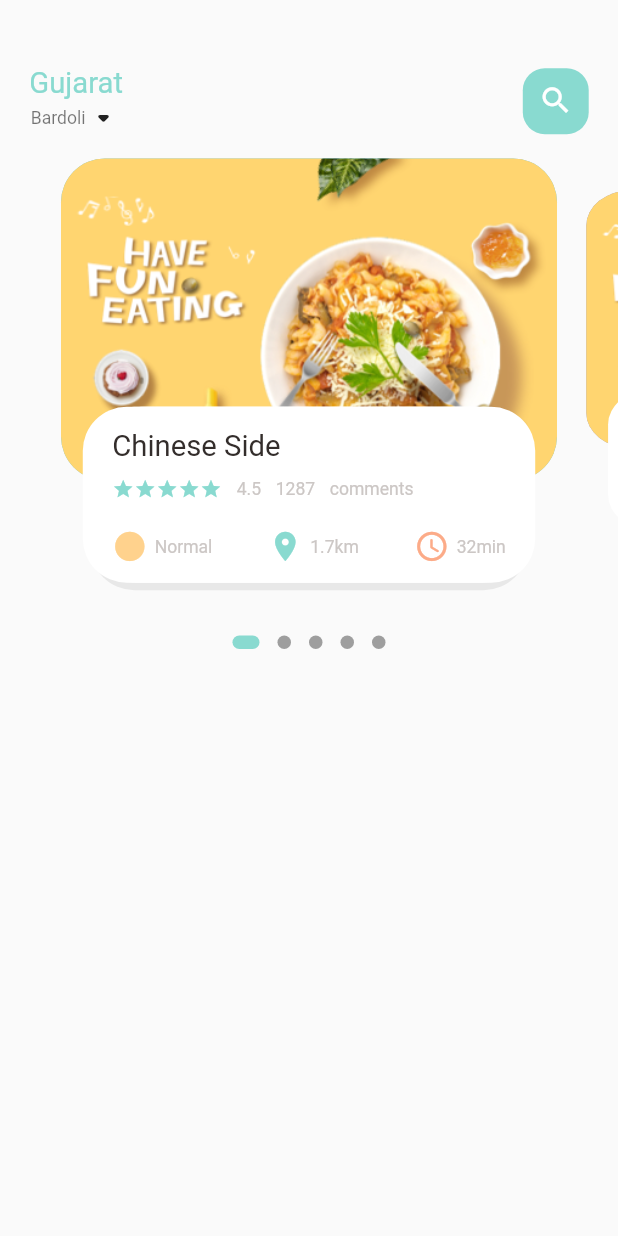
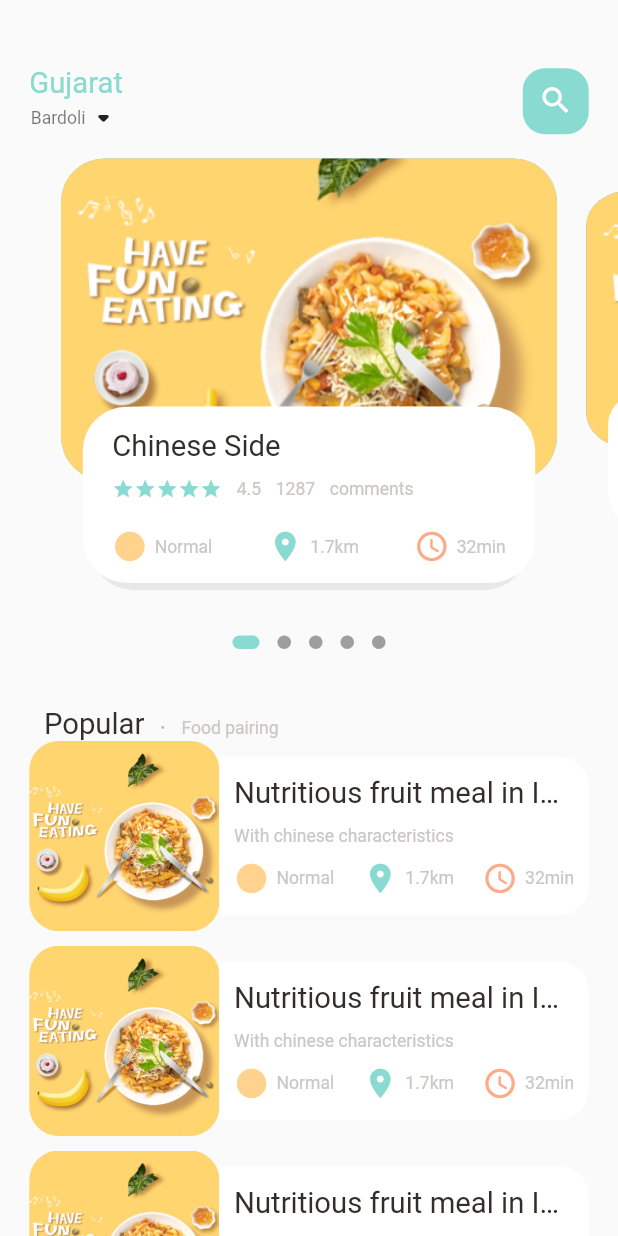
Before and after one commit to 032AbhishekChoksi/food_delivery, a Flutter app: the screen it shows after launch, on a phone screen of 412 x 824 dp. Run offline on Flutter 3.47's test engine with Material 2 defaults, Android fonts, the phone set to English and light mode, and no system bars; drawn by our look-alikes of dots_indicator; our stand-ins replace get.

Commit message:
completed Food Page @ 2022 #032AbhishekChoksi. All rights reserved.

```diff
--- a/lib/home/food_page_body.dart
+++ b/lib/home/food_page_body.dart
@@ -41,6 +41,7 @@ class _FoodPageBodyState extends State<FoodPageBody> {
   Widget build(BuildContext context) {
     return Column(
       children: [
+        //slider section
         Container(
           height: Dimensions.pageView,
           child: PageView.builder(
@@ -60,7 +61,101 @@ class _FoodPageBodyState extends State<FoodPageBody> {
             activeShape: RoundedRectangleBorder(
                 borderRadius: BorderRadius.circular(5.0)),
           ),
-        )
+        ),
+        //Popular Text
+        SizedBox(height: Dimensions.height30),
+        Container(
+          margin: EdgeInsets.only(left: Dimensions.width30),
+          child: Row(
+            crossAxisAlignment: CrossAxisAlignment.end,
+            children: [
+              BigText(text: "Popular"),
+              SizedBox(width: Dimensions.width10),
+              Container(
+                margin: const EdgeInsets.only(bottom: 3),
+                child: BigText(text: ".", color: Colors.black26),
+              ),
+              SizedBox(width: Dimensions.width10),
+              Container(
+                margin: const EdgeInsets.only(bottom: 2),
+                child: SmallText(text: "Food pairing"),
+              )
+            ],
+          ),
+        ),
+        //lsit of food and images
+        ListView.builder(
+            physics: NeverScrollableScrollPhysics(),
+            shrinkWrap: true,
+            itemCount: 10,
+            itemBuilder: (context, index) {
+              return Container(
+                margin: EdgeInsets.only(
+                    left: Dimensions.width20,
+                    right: Dimensions.width20,
+                    bottom: Dimensions.height10),
+                child: Row(
+                  children: [
+                    //image section
+                    Container(
+                      width: Dimensions.listViewImgSize,
+                      height: Dimensions.listViewImgSize,
+                      decoration: BoxDecoration(
+                          borderRadius:
+                              BorderRadius.circular(Dimensions.radius20),
+                          color: Colors.white38,
+                          image: DecorationImage(
+                              fit: BoxFit.cover,
+                              image: AssetImage("assets/image/food0.png"))),
+                    ),
+                    //text container
+                    Expanded(
+                      child: Container(
+                        height: Dimensions.listViewTextContSize,
+                        decoration: BoxDecoration(
+                            borderRadius: BorderRadius.only(
+                                topRight: Radius.circular(Dimensions.radius20),
+                                bottomRight:
+                                    Radius.circular(Dimensions.radius20)),
+                            color: Colors.white),
+                        child: Padding(
+                          padding: EdgeInsets.only(
+                              left: Dimensions.width10,
+                              right: Dimensions.width10),
+                          child: Column(
+                            crossAxisAlignment: CrossAxisAlignment.start,
+                            mainAxisAlignment: MainAxisAlignment.center,
+                            children: [
+                              BigText(text: "Nutritious fruit meal in India"),
+                              SizedBox(height: Dimensions.height10),
+                              SmallText(text: "With chinese characteristics"),
+                              SizedBox(height: Dimensions.height10),
+                              Row(
+                                  mainAxisAlignment:
+                                      MainAxisAlignment.spaceBetween,
+                                  children: [
+                                    IconAndTextWidget(
+                                        icon: Icons.circle_sharp,
+                                        text: "Normal",
+                                        iconColor: AppColors.iconColor1),
+                                    IconAndTextWidget(
+                                        icon: Icons.location_on,
+                                        text: "1.7km",
+                                        iconColor: AppColors.mainColor),
+                                    IconAndTextWidget(
+                                        icon: Icons.access_time_rounded,
+                                        text: "32min",
+                                        iconColor: AppColors.iconColor2)
+                                  ]),
+                            ],
+                          ),
+                        ),
+                      ),
+                    )
+                  ],
+                ),
+              );
+            }),
       ],
     );
   }
--- a/lib/home/main_food_page.dart
+++ b/lib/home/main_food_page.dart
@@ -62,7 +62,10 @@ class _MainFoodPageState extends State<MainFoodPage> {
                 )),
           ),
           //showing the body
-          FoodPageBody()
+          Expanded(
+              child: SingleChildScrollView(
+            child: FoodPageBody(),
+          ))
         ],
       ),
     );
--- a/lib/utils/dimensions.dart
+++ b/lib/utils/dimensions.dart
@@ -1,8 +1,8 @@
 import 'package:get/get.dart';
 
 class Dimensions {
-  static double screenHeight = Get.context!.height;
-  static double screenWidth = Get.context!.width;
+  static double screenHeight = Get.context!.height; //844 px
+  static double screenWidth = Get.context!.width; //390px
 
   static double pageView = screenHeight / 2.64;
   static double pageViewContainer = screenHeight / 3.84;
@@ -34,4 +34,8 @@ class Dimensions {
 
   //dynamic icon size
   static double iconSize24 = screenHeight / 35.17;
+
+  //list view size
+  static double listViewImgSize = screenWidth / 3.25;
+  static double listViewTextContSize = screenWidth / 3.9;
 }
```
